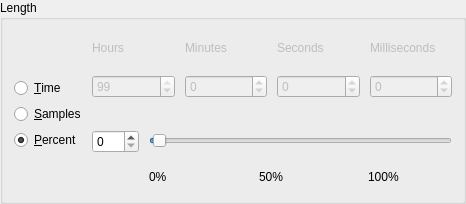
This is libgui/SelectTimeWidgetBase.ui in KDE/kwave as Qt 5 draws it before an edit. The edited form follows.
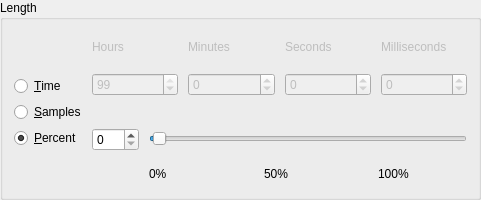
This is the edited form. Custom widgets are drawn as their Qt base class.

What changed in the file:
```diff
--- a/libgui/SelectTimeWidgetBase.ui
+++ b/libgui/SelectTimeWidgetBase.ui
@@ -6,8 +6,8 @@
    <rect>
     <x>0</x>
     <y>0</y>
-    <width>466</width>
-    <height>204</height>
+    <width>481</width>
+    <height>200</height>
    </rect>
   </property>
   <property name="sizePolicy">
```
